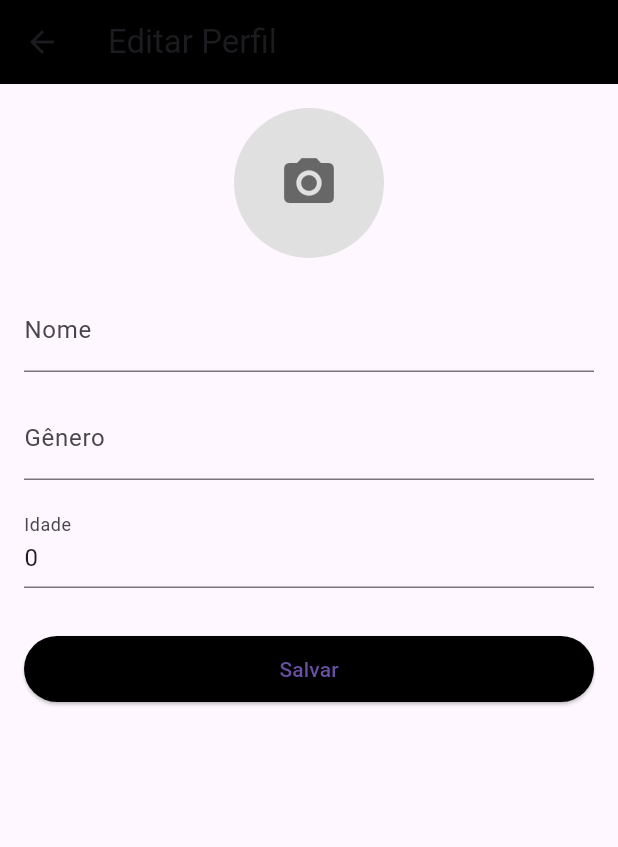
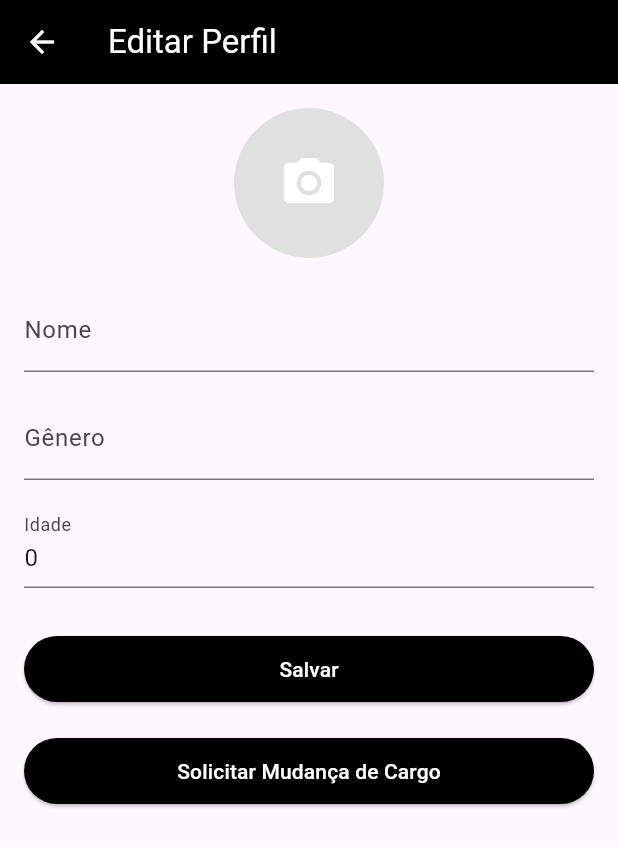
Before and after one commit to JeffersonRCampos/Doa_Roupa_Flutter_projeto1.0, a Flutter app: the EditarPerfil screen opened directly, after a tap on the "camera alt" icon, on a phone screen of 412 x 824 dp. Shown: the top 847 px of the screen. Run offline on Flutter 3.47's test engine with Material 3 defaults, Android fonts, the light colour scheme and no system bars; our stand-ins replace image_picker, supabase_flutter; accounts and stored records are empty.

Commit message:
Projeto versão 2.0

```diff
--- a/lib/tela/EditarPerfil.dart
+++ b/lib/tela/EditarPerfil.dart
@@ -19,9 +19,13 @@ class _EditarPerfilState extends State<EditarPerfil> {
   final _idadeController = TextEditingController();
   final _profileUrlController = TextEditingController();
 
+  // Variável para armazenar o cargo atual do usuário
+  String _cargo = '';
+
   final ImagePicker _picker = ImagePicker();
   File? _imageFile;
   Uint8List? _imageBytes;
+
   @override
   void initState() {
     super.initState();
@@ -31,6 +35,7 @@ class _EditarPerfilState extends State<EditarPerfil> {
   Future<void> _carregarDadosUsuario() async {
     final currentUser = Supabase.instance.client.auth.currentUser;
     if (currentUser != null) {
+      try {
         final usuario = await _database.getUsuario(currentUser.id);
         if (usuario != null) {
           setState(() {
@@ -38,7 +43,13 @@ class _EditarPerfilState extends State<EditarPerfil> {
             _generoController.text = usuario.genero ?? '';
             _idadeController.text = usuario.idade?.toString() ?? '';
             _profileUrlController.text = usuario.profileUrl ?? '';
+            _cargo = usuario.papel;
           });
+        }
+      } catch (error) {
+        ScaffoldMessenger.of(context).showSnackBar(
+          SnackBar(content: Text('Erro ao carregar dados: $error')),
+        );
       }
     }
   }
@@ -64,9 +75,9 @@ class _EditarPerfilState extends State<EditarPerfil> {
           });
         }
       }
-    } catch (e) {
+    } catch (error) {
       ScaffoldMessenger.of(context).showSnackBar(
-        SnackBar(content: Text('Erro ao selecionar imagem: $e')),
+        SnackBar(content: Text('Erro ao selecionar imagem: $error')),
       );
     }
   }
@@ -76,14 +87,12 @@ class _EditarPerfilState extends State<EditarPerfil> {
       final fileName =
           'profile-images/${DateTime.now().millisecondsSinceEpoch}_${pickedFile.name}';
       if (kIsWeb) {
-        // Para Web, lê os bytes e faz upload via uploadBinary
         final bytes = await pickedFile.readAsBytes();
         await Supabase.instance.client.storage
             .from('profile-images')
             .uploadBinary(fileName, bytes,
                 fileOptions: FileOptions(contentType: 'image/png'));
       } else {
-        // Para Mobile, cria um objeto File a partir do caminho da imagem
         await Supabase.instance.client.storage
             .from('profile-images')
             .upload(fileName, File(pickedFile.path));
@@ -92,9 +101,9 @@ class _EditarPerfilState extends State<EditarPerfil> {
           .from('profile-images')
           .getPublicUrl(fileName);
       return publicUrl;
-    } catch (e) {
+    } catch (error) {
       ScaffoldMessenger.of(context).showSnackBar(
-        SnackBar(content: Text('Erro no upload: $e')),
+        SnackBar(content: Text('Erro no upload: $error')),
       );
       return null;
     }
@@ -103,6 +112,7 @@ class _EditarPerfilState extends State<EditarPerfil> {
   Future<void> _salvarAlteracoes() async {
     final currentUser = Supabase.instance.client.auth.currentUser;
     if (currentUser != null) {
+      try {
         final usuario = await _database.getUsuario(currentUser.id);
         if (usuario != null) {
           final novoUsuario = usuario.copyWith(
@@ -119,6 +129,30 @@ class _EditarPerfilState extends State<EditarPerfil> {
           );
           Navigator.pop(context);
         }
+      } catch (error) {
+        ScaffoldMessenger.of(context).showSnackBar(
+          SnackBar(content: Text('Erro ao salvar alterações: $error')),
+        );
+      }
+    }
+  }
+
+  /// Solicita a mudança de cargo atualizando o campo 'mudanca_cargo' para 'pendente'
+  Future<void> _solicitarMudancaCargo() async {
+    final userId = Supabase.instance.client.auth.currentUser?.id;
+    if (userId == null) return;
+    try {
+      await Supabase.instance.client
+          .from('usuarios')
+          .update({'mudanca_cargo': 'pendente'}).eq('id', userId);
+      ScaffoldMessenger.of(context).showSnackBar(
+        const SnackBar(
+            content: Text('Solicitação enviada. Aguarde a aprovação!')),
+      );
+    } catch (error) {
+      ScaffoldMessenger.of(context).showSnackBar(
+        SnackBar(content: Text('Erro: $error')),
+      );
     }
   }
 
@@ -135,8 +169,10 @@ class _EditarPerfilState extends State<EditarPerfil> {
 
     return Scaffold(
       appBar: AppBar(
-        title: const Text('Editar Perfil'),
+        title:
+            const Text('Editar Perfil', style: TextStyle(color: Colors.white)),
         backgroundColor: Colors.black,
+        iconTheme: const IconThemeData(color: Colors.white),
       ),
       body: Padding(
         padding: const EdgeInsets.all(16.0),
@@ -151,7 +187,7 @@ class _EditarPerfilState extends State<EditarPerfil> {
                   backgroundImage: imageProvider,
                   child: imageProvider == null
                       ? const Icon(Icons.camera_alt,
-                          size: 40, color: Colors.black54)
+                          size: 40, color: Colors.white)
                       : null,
                 ),
               ),
@@ -180,7 +216,21 @@ class _EditarPerfilState extends State<EditarPerfil> {
                 padding:
                     const EdgeInsets.symmetric(horizontal: 40, vertical: 12),
               ),
-              child: const Text('Salvar'),
+              child:
+                  const Text('Salvar', style: TextStyle(color: Colors.white)),
+            ),
+            const SizedBox(height: 20),
+            // Exibe o botão para solicitar mudança de cargo somente se o usuário não for admin.
+            if (_cargo.toLowerCase() != 'admin')
+              ElevatedButton(
+                onPressed: _solicitarMudancaCargo,
+                style: ElevatedButton.styleFrom(
+                  backgroundColor: Colors.black,
+                  padding:
+                      const EdgeInsets.symmetric(horizontal: 40, vertical: 12),
+                ),
+                child: const Text('Solicitar Mudança de Cargo',
+                    style: TextStyle(color: Colors.white)),
               ),
           ],
         ),
--- a/lib/tela/Editaratividade.dart
+++ b/lib/tela/Editaratividade.dart
@@ -6,8 +6,7 @@ import 'package:doa_roupa/banco/roupa_db.dart';
 
 class EditarAtividade extends StatefulWidget {
   final String? atividadeId;
-  const EditarAtividade({Key? key, required this.atividadeId})
-      : super(key: key);
+  const EditarAtividade({super.key, required this.atividadeId});
 
   @override
   State<EditarAtividade> createState() => _EditarAtividadeState();
@@ -285,8 +284,9 @@ class _EditarAtividadeState extends State<EditarAtividade> {
 
   @override
   Widget build(BuildContext context) {
-    if (isLoading)
+    if (isLoading) {
       return const Scaffold(body: Center(child: CircularProgressIndicator()));
+    }
     return Scaffold(
       appBar: AppBar(
         title: const Text('Editar Atividade'),
--- a/lib/tela/home.dart
+++ b/lib/tela/home.dart
@@ -212,7 +212,7 @@ class _HomeState extends State<Home> with RouteAware {
                                       const SizedBox(height: 12),
                                     ],
                                   );
-                                }).toList(),
+                                }),
                               ],
                             ),
                           ),
```
Also changed, not shown: lib/tela/Acoeshome.dart (+19 -2 lines), lib/tela/SolicitarMudancaCargo.dart (added, +113 -0 lines). Lines whose indentation alone changed are shown as unchanged.
